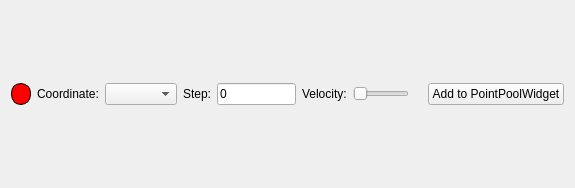
First picture: the form in src/ui/setting_panel/setting_panel.ui, repository jintaoChan/ROS2-general-teaching-pendant, before the edit.
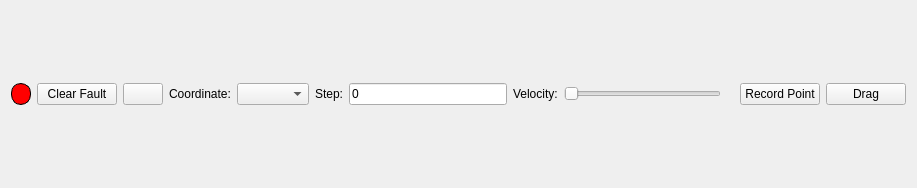
Second picture: the form after the edit.

Commit message: UPDATE: fake_ur can be drag ang teach right now!

Patch:
```diff
--- a/src/ui/setting_panel/setting_panel.ui
+++ b/src/ui/setting_panel/setting_panel.ui
@@ -6,7 +6,7 @@
    <rect>
     <x>0</x>
     <y>0</y>
-    <width>575</width>
+    <width>917</width>
     <height>188</height>
    </rect>
   </property>
@@ -38,6 +38,20 @@
          </property>
         </widget>
        </item>
+       <item>
+        <widget class="QPushButton" name="clear_fault_button">
+         <property name="text">
+          <string>Clear Fault</string>
+         </property>
+        </widget>
+       </item>
+       <item>
+        <widget class="QPushButton" name="motor_driver_enable_button">
+         <property name="text">
+          <string/>
+         </property>
+        </widget>
+       </item>
        <item>
         <widget class="QLabel" name="label_coordinate">
          <property name="text">
@@ -86,7 +100,14 @@
        <item>
         <widget class="QPushButton" name="add_to_point_pool_button">
          <property name="text">
-          <string>Add to PointPoolWidget</string>
+          <string>Record Point</string>
+         </property>
+        </widget>
+       </item>
+       <item>
+        <widget class="QPushButton" name="drag_button">
+         <property name="text">
+          <string>Drag</string>
          </property>
         </widget>
        </item>
```
Left out of the diff: 2 changed lines with no effect on the pictures. The commit also changes 67 other files.
